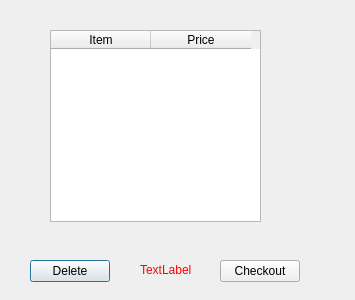
The window that shoppingcart.ui (Twicee/shopping_cart) describes before a commit, drawn with Qt 5.
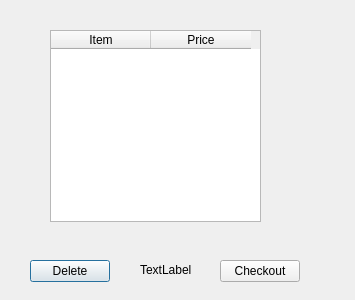
The same window after the commit. Custom widgets are drawn as their Qt base class.

Commit message: not red

```diff
--- a/shoppingcart.ui
+++ b/shoppingcart.ui
@@ -69,7 +69,7 @@
     </rect>
    </property>
    <property name="text">
-    <string>&lt;html&gt;&lt;head/&gt;&lt;body&gt;&lt;p&gt;&lt;span style=&quot; color:#ff0000;&quot;&gt;TextLabel&lt;/span&gt;&lt;/p&gt;&lt;/body&gt;&lt;/html&gt;</string>
+    <string>&lt;html&gt;&lt;head/&gt;&lt;body&gt;&lt;p&gt;&lt;span style=&quot; color:#000000;&quot;&gt;TextLabel&lt;/span&gt;&lt;/p&gt;&lt;/body&gt;&lt;/html&gt;</string>
    </property>
   </widget>
  </widget>
```
